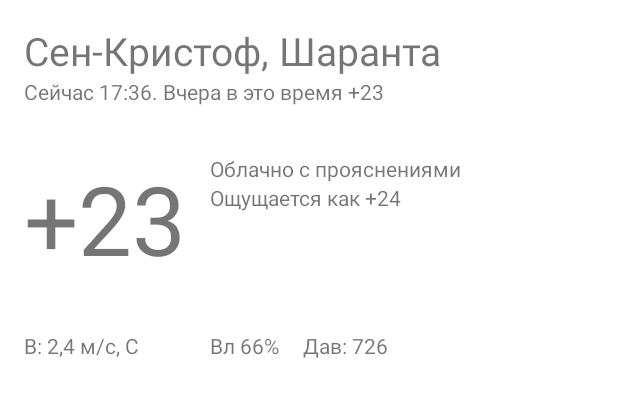
After one commit to beardedant/lessonK2homework, an Android app: the layout fragment_main.xml on its own in the app's theme, with its tools: preview values and no code run, on a phone screen of 412 x 824 dp. The commit adds this screen. Shown: the top 397 px of the screen. Run offline under Robolectric (Android 15) with nearby library versions, the phone set to English and light mode, and no system bars.

Commit message:
собрал шаблон основного фрейма

```diff
--- a/app/src/main/AndroidManifest.xml
+++ b/app/src/main/AndroidManifest.xml
@@ -10,7 +10,7 @@
         android:supportsRtl="true"
         android:theme="@style/Theme.LessonK2homework">
         <activity
-            android:name=".MainActivity"
+            android:name=".view.MainActivity"
             android:exported="true">
             <intent-filter>
                 <action android:name="android.intent.action.MAIN" />
--- a/app/src/main/java/com/example/lessonk2homework/MainActivity.kt
+++ b/app/src/main/java/com/example/lessonk2homework/view/MainActivity.kt
@@ -1,7 +1,8 @@
-package com.example.lessonk2homework
+package com.example.lessonk2homework.view
 
 import androidx.appcompat.app.AppCompatActivity
 import android.os.Bundle
+import com.example.lessonk2homework.R
 
 class MainActivity : AppCompatActivity() {
     override fun onCreate(savedInstanceState: Bundle?) {
--- a/app/src/main/res/layout/activity_main.xml
+++ b/app/src/main/res/layout/activity_main.xml
@@ -1,18 +1,9 @@
 <?xml version="1.0" encoding="utf-8"?>
-<androidx.constraintlayout.widget.ConstraintLayout xmlns:android="http://schemas.android.com/apk/res/android"
+<FrameLayout xmlns:android="http://schemas.android.com/apk/res/android"
     xmlns:app="http://schemas.android.com/apk/res-auto"
     xmlns:tools="http://schemas.android.com/tools"
     android:layout_width="match_parent"
     android:layout_height="match_parent"
-    tools:context=".MainActivity">
+    tools:context=".view.MainActivity">
 
-    <TextView
-        android:layout_width="wrap_content"
-        android:layout_height="wrap_content"
-        android:text="Hello World!"
-        app:layout_constraintBottom_toBottomOf="parent"
-        app:layout_constraintLeft_toLeftOf="parent"
-        app:layout_constraintRight_toRightOf="parent"
-        app:layout_constraintTop_toTopOf="parent" />
-
-</androidx.constraintlayout.widget.ConstraintLayout>
+</FrameLayout>
--- /dev/null
+++ b/app/src/main/res/layout/fragment_main.xml
@@ -0,0 +1,61 @@
+<?xml version="1.0" encoding="utf-8"?>
+<GridLayout xmlns:android="http://schemas.android.com/apk/res/android"
+    xmlns:tools="http://schemas.android.com/tools"
+    android:layout_width="match_parent"
+    android:layout_height="match_parent"
+    android:layout_margin="16dp"
+    android:columnCount="3">
+
+    <androidx.appcompat.widget.AppCompatTextView
+        android:id="@+id/text_view_city"
+        android:layout_height="wrap_content"
+        android:layout_columnSpan="3"
+        android:textSize="@dimen/header_text_size"
+        tools:text="Сен-Кристоф, Шаранта" />
+
+    <androidx.appcompat.widget.AppCompatTextView
+        android:id="@+id/text_view_time_old_temperature"
+        android:layout_height="wrap_content"
+        android:layout_columnSpan="3"
+        android:paddingBottom="@dimen/bottom_padding_big"
+        tools:text="Сейчас 17:36. Вчера в это время +23" />
+
+    <androidx.appcompat.widget.AppCompatTextView
+        android:id="@+id/text_view_temperature"
+        android:layout_height="wrap_content"
+        android:layout_rowSpan="2"
+        android:layout_marginEnd="@dimen/end_margin"
+        android:paddingBottom="@dimen/bottom_padding_big"
+        android:textSize="@dimen/biggest_temperature_size"
+        tools:text="+23" />
+
+    <androidx.appcompat.widget.AppCompatTextView
+        android:id="@+id/text_view_sky"
+        android:layout_height="wrap_content"
+        android:layout_columnSpan="2"
+        tools:text="Облачно с прояснениями" />
+
+    <androidx.appcompat.widget.AppCompatTextView
+        android:id="@+id/text_view_feels_like"
+        android:layout_height="wrap_content"
+        android:layout_columnSpan="2"
+        tools:text="Ощущается как +24" />
+
+    <androidx.appcompat.widget.AppCompatTextView
+        android:id="@+id/text_view_wind"
+        android:layout_height="wrap_content"
+        android:layout_marginEnd="@dimen/end_margin"
+        tools:text="В: 2,4 м/с, С" />
+
+    <androidx.appcompat.widget.AppCompatTextView
+        android:id="@+id/text_view_humidity"
+        android:layout_height="wrap_content"
+        android:layout_marginEnd="@dimen/end_margin"
+        tools:text="Вл 66%" />
+
+    <androidx.appcompat.widget.AppCompatTextView
+        android:id="@+id/text_view_pressure"
+        android:layout_height="wrap_content"
+        tools:text="Дав: 726" />
+
+</GridLayout>
--- /dev/null
+++ b/app/src/main/res/values/dimens.xml
@@ -0,0 +1,7 @@
+<?xml version="1.0" encoding="utf-8"?>
+<resources>
+    <dimen name="header_text_size">26sp</dimen>
+    <dimen name="bottom_padding_big">32dp</dimen>
+    <dimen name="end_margin">16dp</dimen>
+    <dimen name="biggest_temperature_size">64sp</dimen>
+</resources>
```
